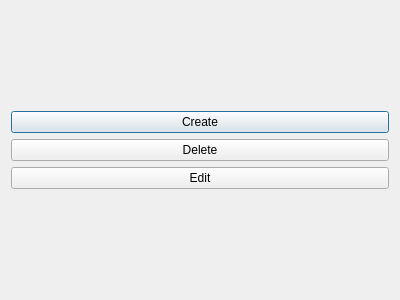
Above: ui/playlistchoicewindow.ui from Avesta85/JukeBox before the change. Below: the same form after it.
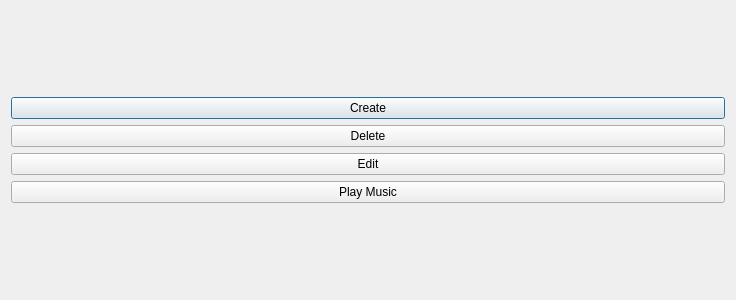
That is the form after the change.

Diff of the .ui file:
```diff
--- a/ui/playlistchoicewindow.ui
+++ b/ui/playlistchoicewindow.ui
@@ -6,7 +6,7 @@
    <rect>
     <x>0</x>
     <y>0</y>
-    <width>400</width>
+    <width>736</width>
     <height>300</height>
    </rect>
   </property>
@@ -37,6 +37,13 @@
        </property>
       </widget>
      </item>
+     <item>
+      <widget class="QPushButton" name="pushButton_play_music">
+       <property name="text">
+        <string>Play Music</string>
+       </property>
+      </widget>
+     </item>
     </layout>
    </item>
   </layout>
```
